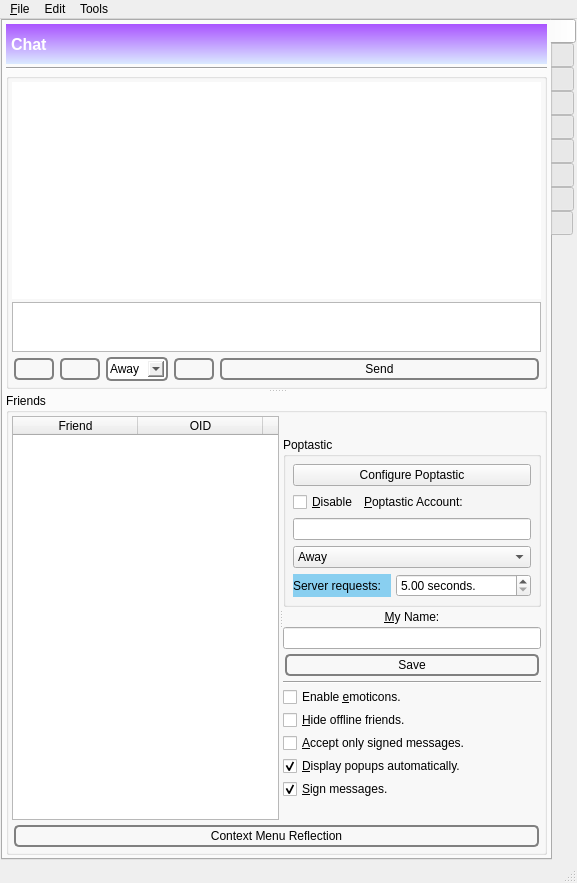
First picture: the form in GoldBug-UI/controlcenter.ui, repository xloem/spot-on-svn, before the edit.
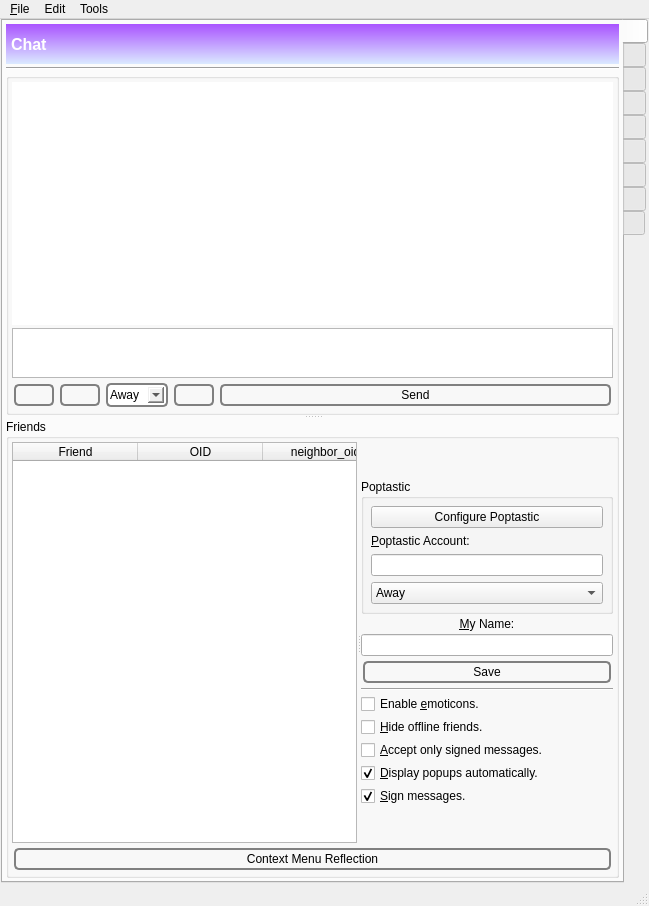
Second picture: the form after the edit. Icons and pictures are not drawn. Custom widgets are drawn as their Qt base class.

Commit message: Moved poptastic widgets.

What changed in the file:
```diff
--- a/GoldBug-UI/controlcenter.ui
+++ b/GoldBug-UI/controlcenter.ui
@@ -6,8 +6,8 @@
    <rect>
     <x>0</x>
     <y>0</y>
-    <width>577</width>
-    <height>883</height>
+    <width>649</width>
+    <height>906</height>
    </rect>
   </property>
   <property name="windowTitle">
@@ -181,7 +181,7 @@
                    <string>&lt;!DOCTYPE HTML PUBLIC &quot;-//W3C//DTD HTML 4.0//EN&quot; &quot;http://www.w3.org/TR/REC-html40/strict.dtd&quot;&gt;
 &lt;html&gt;&lt;head&gt;&lt;meta name=&quot;qrichtext&quot; content=&quot;1&quot; /&gt;&lt;style type=&quot;text/css&quot;&gt;
 p, li { white-space: pre-wrap; }
-&lt;/style&gt;&lt;/head&gt;&lt;body style=&quot; font-family:'Lucida Grande'; font-size:13pt; font-weight:400; font-style:normal;&quot;&gt;
+&lt;/style&gt;&lt;/head&gt;&lt;body style=&quot; font-family:'Sans'; font-size:12pt; font-weight:400; font-style:normal;&quot;&gt;
 &lt;p style=&quot;-qt-paragraph-type:empty; margin-top:0px; margin-bottom:0px; margin-left:0px; margin-right:0px; -qt-block-indent:0; text-indent:0px; font-family:'MS Shell Dlg 2'; font-size:8pt;&quot;&gt;&lt;br /&gt;&lt;/p&gt;&lt;/body&gt;&lt;/html&gt;</string>
                   </property>
                  </widget>
@@ -624,19 +624,6 @@
                         <property name="topMargin">
                          <number>0</number>
                         </property>
-                        <item>
-                         <widget class="QCheckBox" name="disablePop3">
-                          <property name="sizePolicy">
-                           <sizepolicy hsizetype="Fixed" vsizetype="Fixed">
-                            <horstretch>0</horstretch>
-                            <verstretch>0</verstretch>
-                           </sizepolicy>
-                          </property>
-                          <property name="text">
-                           <string>&amp;Disable</string>
-                          </property>
-                         </widget>
-                        </item>
                         <item>
                          <widget class="QLabel" name="label_117">
                           <property name="text">
@@ -691,49 +678,6 @@
                         </item>
                        </widget>
                       </item>
-                      <item>
-                       <layout class="QHBoxLayout" name="horizontalLayout_100">
-                        <property name="spacing">
-                         <number>5</number>
-                        </property>
-                        <property name="topMargin">
-                         <number>0</number>
-                        </property>
-                        <item>
-                         <widget class="QLabel" name="label_102">
-                          <property name="styleSheet">
-                           <string notr="true">QLabel {background-color : rgb(137, 207, 240)}
-</string>
-                          </property>
-                          <property name="text">
-                           <string>Server requests:</string>
-                          </property>
-                          <property name="buddy">
-                           <cstring>poptasticRefresh</cstring>
-                          </property>
-                         </widget>
-                        </item>
-                        <item>
-                         <widget class="QDoubleSpinBox" name="poptasticRefresh">
-                          <property name="sizePolicy">
-                           <sizepolicy hsizetype="Preferred" vsizetype="Preferred">
-                            <horstretch>0</horstretch>
-                            <verstretch>0</verstretch>
-                           </sizepolicy>
-                          </property>
-                          <property name="suffix">
-                           <string> seconds.</string>
-                          </property>
-                          <property name="minimum">
-                           <double>5.000000000000000</double>
-                          </property>
-                          <property name="maximum">
-                           <double>999999999.000000000000000</double>
-                          </property>
-                         </widget>
-                        </item>
-                       </layout>
-                      </item>
                      </layout>
                     </widget>
                    </item>
@@ -10864,8 +10808,8 @@
     <rect>
      <x>0</x>
      <y>0</y>
-     <width>577</width>
-     <height>22</height>
+     <width>649</width>
+     <height>25</height>
     </rect>
    </property>
    <widget class="QMenu" name="menu_File">
```
Left out of the diff: 8 changed lines with no effect on the pictures. The commit also changes 6 other files.
